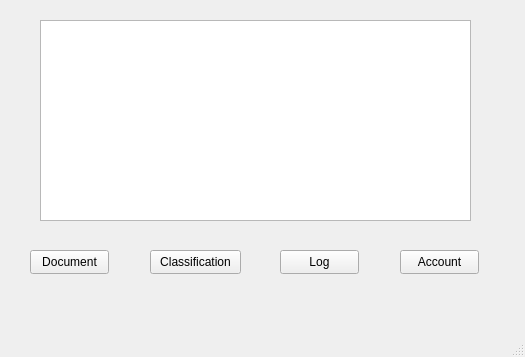
This is view.ui in Rolannnnnn/accreditsystem as Qt 5 draws it before an edit. The edited form follows.
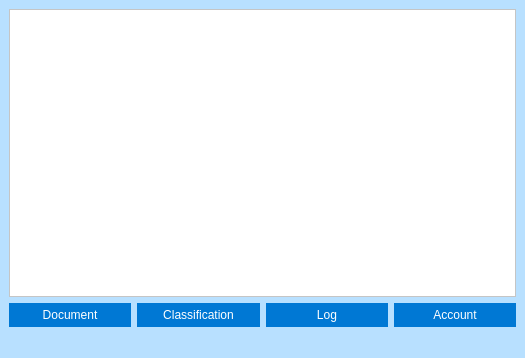
This is the edited form.

What changed in the file:
```diff
--- a/view.ui
+++ b/view.ui
@@ -7,75 +7,139 @@
     <x>0</x>
     <y>0</y>
     <width>525</width>
-    <height>357</height>
+    <height>358</height>
    </rect>
   </property>
   <property name="windowTitle">
    <string>View Table</string>
   </property>
+  <property name="styleSheet">
+   <string notr="true">QMainWindow {
+	background-color: #B8E0FF;
+}
+
+QWidget {
+	background-color: #B8E0FF;
+}
+
+QPushButton {
+    border-radius: 0px;
+    border: 2px solid #0078d4;
+    background-color: #0078d4;
+    color: #ffffff;
+    padding: 3px 14px;
+}
+
+QPushButton:hover {
+    background-color: #ffffff;
+	color: #0078d4;
+}
+
+QPushButton:pressed {
+    background-color: #ffffff;
+	color: #ffffff;
+}
+
+QLineEdit {
+	border-radius: 10px;
+	padding: 10px 14px;
+	margin: 2px;
+	background-color: #ffffff;
+}
+
+QTableView {
+	background-color: #ffffff;
+	color: #000000;
+}
+
+QCheckBox::indicator {
+	border-radius: 5px;
+}
+
+QCheckBox::indicator:unchecked {
+    background-color: #ffffff;
+    border: 2px solid #0078d4;
+}
+
+QCheckBox::indicator:checked {
+    background-color: #0078d4;
+    border: 2px solid #0078d4;
+}
+
+QRadioButton::indicator {
+	border-radius: 8px;
+	border: 2px solid #0078d4;
+}
+
+QRadioButton::indicator:unchecked {
+    background-color: #ffffff;
+}
+
+QRadioButton::indicator:checked {
+    background-color: #0078d4;
+}
+
+QComboBox {
+	background-color: #ffffff;
+}
+
+QComboBox QAbstractItemView {
+	background-color: #ffffff;
+}
+
+QComboBox QAbstractItemView::indicator {
+	border-radius: 5px;
+}
+
+QComboBox QAbstractItemView::indicator:unchecked {
+    background-color: #ffffff;
+    border: 2px solid #000000;
+}
+
+QComboBox QAbstractItemView::indicator:checked {
+    background-color: #000000;
+    border: 2px solid #000000;
+}
+</string>
+  </property>
   <widget class="QWidget" name="centralwidget">
-   <widget class="QTableView" name="tableView">
-    <property name="geometry">
-     <rect>
-      <x>40</x>
-      <y>20</y>
-      <width>431</width>
-      <height>201</height>
-     </rect>
-    </property>
-   </widget>
+   <layout class="QVBoxLayout" name="verticalLayout">
+    <item>
+     <widget class="QTableView" name="tableView"/>
+    </item>
+    <item>
+     <layout class="QHBoxLayout" name="horizontalLayout">
+      <item>
    <widget class="QPushButton" name="documentBttn">
-    <property name="geometry">
-     <rect>
-      <x>30</x>
-      <y>250</y>
-      <width>79</width>
-      <height>24</height>
-     </rect>
-    </property>
     <property name="text">
      <string>Document</string>
     </property>
    </widget>
+      </item>
+      <item>
    <widget class="QPushButton" name="classificationBttn">
-    <property name="geometry">
-     <rect>
-      <x>150</x>
-      <y>250</y>
-      <width>91</width>
-      <height>24</height>
-     </rect>
-    </property>
     <property name="text">
      <string>Classification</string>
     </property>
    </widget>
+      </item>
+      <item>
    <widget class="QPushButton" name="logBttn">
-    <property name="geometry">
-     <rect>
-      <x>280</x>
-      <y>250</y>
-      <width>79</width>
-      <height>24</height>
-     </rect>
-    </property>
     <property name="text">
      <string>Log</string>
     </property>
    </widget>
+      </item>
+      <item>
    <widget class="QPushButton" name="accountBttn">
-    <property name="geometry">
-     <rect>
-      <x>400</x>
-      <y>250</y>
-      <width>79</width>
-      <height>24</height>
-     </rect>
-    </property>
     <property name="text">
      <string>Account</string>
     </property>
    </widget>
+      </item>
+     </layout>
+    </item>
+   </layout>
   </widget>
   <widget class="QMenuBar" name="menubar">
    <property name="geometry">
```
Lines whose indentation alone changed are shown as unchanged.
